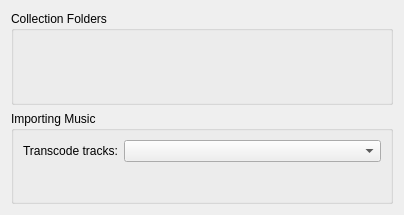
First picture: the form in src/configdialog/dialogs/CollectionConfig.ui, repository KDE/amarok, before the edit.
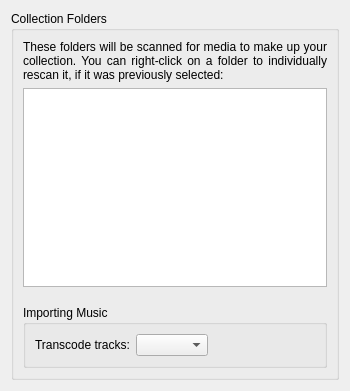
Second picture: the form after the edit. Custom widgets are drawn as their Qt base class.

Commit message:
Refactor the Collection config UI code, and move more stuff into the UI file.
Also, a resizing issue of the UI was fixed, as well as some other small issues.

The patch introduces one new issue, which is that the height of the config dialog
becomes too tall (about 650 pixels). However, work is underway from Matej that
will mitigate this problem.

Diff of the .ui file:
```diff
--- a/src/configdialog/dialogs/CollectionConfig.ui
+++ b/src/configdialog/dialogs/CollectionConfig.ui
@@ -6,27 +6,79 @@
    <rect>
     <x>0</x>
     <y>0</y>
-    <width>404</width>
-    <height>215</height>
+    <width>350</width>
+    <height>391</height>
    </rect>
   </property>
+  <property name="sizePolicy">
+   <sizepolicy hsizetype="Minimum" vsizetype="Minimum">
+    <horstretch>0</horstretch>
+    <verstretch>0</verstretch>
+   </sizepolicy>
+  </property>
   <property name="windowTitle">
    <string>Collection Setup</string>
   </property>
-  <layout class="QVBoxLayout" name="rootLayout">
+  <layout class="QVBoxLayout" name="verticalLayout">
    <item>
     <widget class="QGroupBox" name="collectionFoldersBox">
+     <property name="sizePolicy">
+      <sizepolicy hsizetype="MinimumExpanding" vsizetype="MinimumExpanding">
+       <horstretch>0</horstretch>
+       <verstretch>1</verstretch>
+      </sizepolicy>
+     </property>
      <property name="title">
       <string>Collection Folders</string>
      </property>
-    </widget>
-   </item>
+     <layout class="QVBoxLayout" name="verticalLayout_2">
+      <item>
+       <widget class="QLabel" name="descriptionLabel">
+        <property name="text">
+         <string>These folders will be scanned for media to make up your collection. You can right-click on a folder to individually rescan it, if it was previously selected:</string>
+        </property>
+        <property name="alignment">
+         <set>Qt::AlignJustify|Qt::AlignVCenter</set>
+        </property>
+        <property name="wordWrap">
+         <bool>true</bool>
+        </property>
+       </widget>
+      </item>
+      <item>
+       <widget class="CollectionSetupTreeView" name="view">
+        <property name="sizePolicy">
+         <sizepolicy hsizetype="MinimumExpanding" vsizetype="MinimumExpanding">
+          <horstretch>0</horstretch>
+          <verstretch>1</verstretch>
+         </sizepolicy>
+        </property>
+        <property name="headerHidden">
+         <bool>true</bool>
+        </property>
+       </widget>
+      </item>
+      <item>
+       <widget class="QWidget" name="buttonContainer" native="true"/>
+      </item>
+      <item>
+       <widget class="QWidget" name="checkboxContainer" native="true"/>
+      </item>
    <item>
     <widget class="QGroupBox" name="importingBox">
+        <property name="sizePolicy">
+         <sizepolicy hsizetype="Minimum" vsizetype="Minimum">
+          <horstretch>0</horstretch>
+          <verstretch>0</verstretch>
+         </sizepolicy>
+        </property>
      <property name="title">
       <string>Importing Music</string>
      </property>
      <layout class="QFormLayout" name="formLayout">
+         <property name="fieldGrowthPolicy">
+          <enum>QFormLayout::ExpandingFieldsGrow</enum>
+         </property>
       <item row="0" column="0">
        <widget class="QLabel" name="transcodeLabel">
         <property name="toolTip">
@@ -49,12 +101,20 @@
    </item>
   </layout>
  </widget>
+   </item>
+  </layout>
+ </widget>
  <customwidgets>
   <customwidget>
    <class>Transcoding::SelectConfigWidget</class>
    <extends>QComboBox</extends>
    <header>transcoding/TranscodingSelectConfigWidget.h</header>
   </customwidget>
+  <customwidget>
+   <class>CollectionSetupTreeView</class>
+   <extends>QTreeView</extends>
+   <header>widgets/CollectionSetupTreeView.h</header>
+  </customwidget>
  </customwidgets>
  <includes>
   <include location="local">klineedit.h</include>
```
Lines whose indentation alone changed are shown as unchanged. The commit also changes 7 other files.
